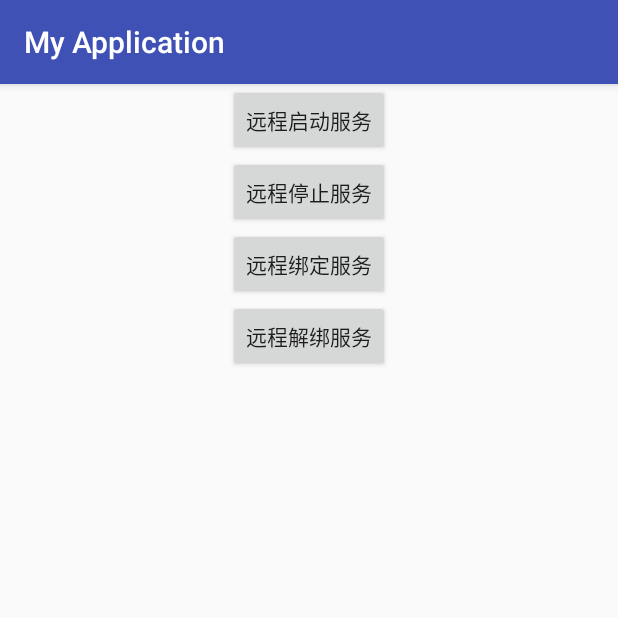
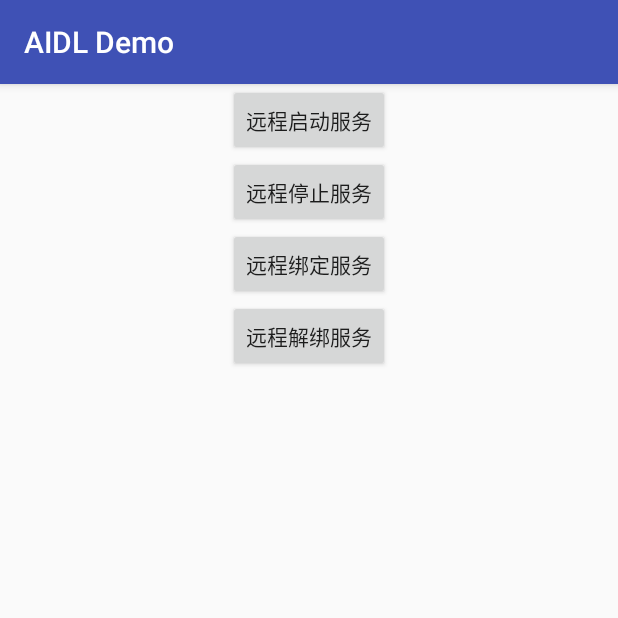
Before and after one commit to fan-xin/Android-Practice-Collection, an Android app: the screen it shows after launch (MainActivity), on a phone screen of 412 x 824 dp, the top half of it. Run offline under Robolectric (Android 15) with nearby library versions, the phone set to English and light mode, and no system bars.

Commit message:
完善代码

```diff
--- a/AIDLDemo/src/main/res/values/strings.xml
+++ b/AIDLDemo/src/main/res/values/strings.xml
@@ -1,3 +1,3 @@
 <resources>
-    <string name="app_name">My Application</string>
+    <string name="app_name">AIDL Demo</string>
 </resources>
--- a/AIDLDemo/src/main/res/values/styles.xml
+++ b/AIDLDemo/src/main/res/values/styles.xml
@@ -1,7 +1,7 @@
 <resources>
 
     <!-- Base application theme. -->
-    <style name="AppTheme" parent="Theme.AppCompat.Light.DarkActionBar">
+    <style name="AppTheme" parent="Base.Theme.AppCompat.Light.DarkActionBar">
         <!-- Customize your theme here. -->
         <item name="colorPrimary">@color/colorPrimary</item>
         <item name="colorPrimaryDark">@color/colorPrimaryDark</item>
```
